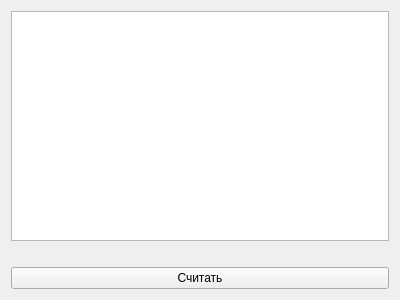
This is testlogic.ui in Prygoon/Diploma as Qt 5 draws it before an edit. The edited form follows.
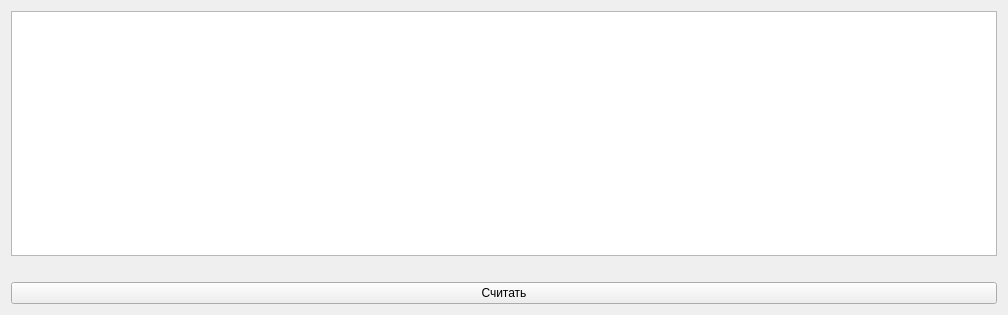
This is the edited form.

Commit message: Make bigTable beauty again

What changed in the file:
```diff
--- a/testlogic.ui
+++ b/testlogic.ui
@@ -6,8 +6,8 @@
    <rect>
     <x>0</x>
     <y>0</y>
-    <width>400</width>
-    <height>300</height>
+    <width>1008</width>
+    <height>315</height>
    </rect>
   </property>
   <property name="windowTitle">
```
The commit also changes 2 other files.
